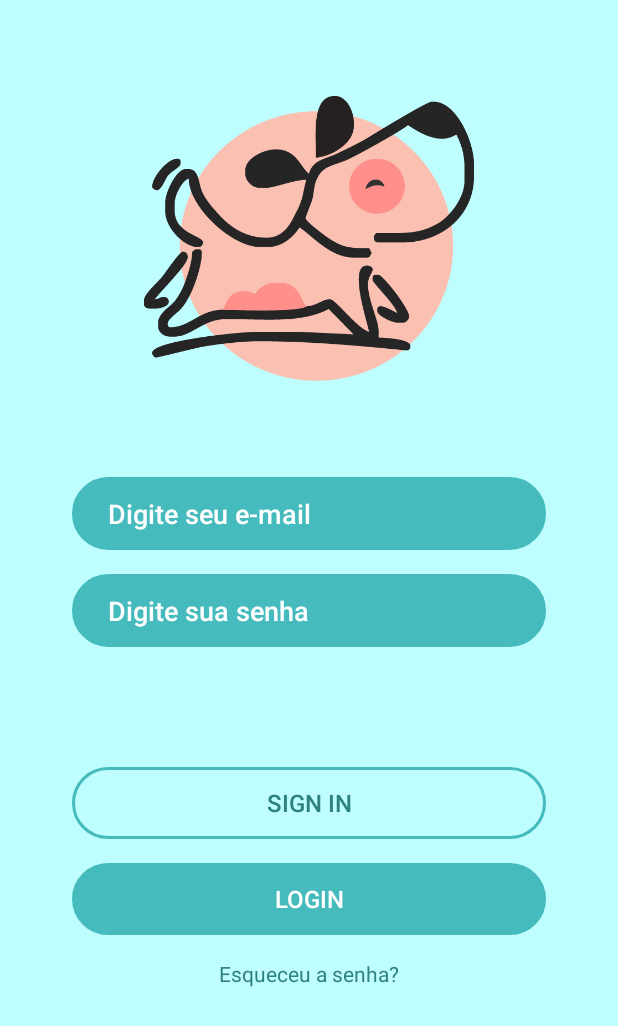
After one commit to AlessandrePorta/MeuAumigo, an Android app: the layout activity_login.xml on its own in the app's theme, with its tools: preview values and no code run, on a phone screen of 412 x 824 dp. The commit adds this screen. Shown: the top 1026 px of the screen. Run offline under Robolectric (Android 15) with nearby library versions, the phone set to English and light mode, and no system bars.

Commit message:
primeira view criada

```diff
--- a/app/src/main/AndroidManifest.xml
+++ b/app/src/main/AndroidManifest.xml
@@ -1,7 +1,7 @@
 <?xml version="1.0" encoding="utf-8"?>
 <manifest xmlns:android="http://schemas.android.com/apk/res/android"
     xmlns:tools="http://schemas.android.com/tools"
-    package="com.example.ondetemessefilme">
+    package="com.example.meuaumigo">
 
     <uses-permission android:name="android.permission.INTERNET" />
     <uses-permission android:name="android.permission.ACCESS_NETWORK_STATE" />
@@ -19,7 +19,6 @@
         <activity
             android:name=".MainActivity"
             android:exported="true"
-            android:label="@string/app_name"
             android:theme="@style/Theme.MeuAumigo">
             <intent-filter>
                 <action android:name="android.intent.action.MAIN" />
--- /dev/null
+++ b/app/src/main/res/drawable/circular_field.xml
@@ -0,0 +1,17 @@
+<?xml version="1.0" encoding="utf-8"?>
+<layer-list xmlns:android="http://schemas.android.com/apk/res/android">
+    <item>
+        <shape>android:shape="rectangle"
+            <stroke
+                android:color="@color/lightblue_200"
+                android:width="2dp"/>
+            <corners android:radius="25dp" />
+            <padding
+                android:bottom="0dp"
+                android:left="0dp"
+                android:right="0dp"
+                android:top="0dp" />
+        </shape>
+    </item>
+
+</layer-list>
--- /dev/null
+++ b/app/src/main/res/layout/activity_login.xml
@@ -0,0 +1,109 @@
+<?xml version="1.0" encoding="utf-8"?>
+<androidx.constraintlayout.widget.ConstraintLayout xmlns:android="http://schemas.android.com/apk/res/android"
+    android:layout_width="match_parent"
+    android:layout_height="match_parent"
+    xmlns:app="http://schemas.android.com/apk/res-auto"
+    android:background="@color/lightblue">
+
+    <ImageView
+        android:id="@+id/imgLogin"
+        android:layout_width="220dp"
+        android:layout_height="190dp"
+        android:layout_margin="64dp"
+        android:background="@drawable/ic_login"
+        app:layout_constraintEnd_toEndOf="parent"
+        app:layout_constraintStart_toStartOf="parent"
+        app:layout_constraintTop_toTopOf="parent"
+        />
+
+    <EditText
+        android:id="@+id/etLogin"
+        android:layout_width="match_parent"
+        android:layout_height="wrap_content"
+        android:layout_marginHorizontal="48dp"
+        android:layout_marginVertical="64dp"
+        android:hint="@string/emailHint"
+        android:textColorHint="@color/white"
+        android:textColor="@color/white"
+        android:padding="12dp"
+        android:paddingStart="24dp"
+        android:paddingEnd="24dp"
+        android:fontFamily="sans-serif-medium"
+        android:background="@drawable/circular_field"
+        android:backgroundTint="@color/lightblue_200"
+        app:layout_constraintEnd_toEndOf="parent"
+        app:layout_constraintStart_toStartOf="parent"
+        app:layout_constraintTop_toBottomOf="@id/imgLogin"
+        android:inputType="textEmailAddress"
+        />
+
+    <EditText
+        android:id="@+id/etPassword"
+        android:layout_width="match_parent"
+        android:layout_height="wrap_content"
+        android:layout_marginHorizontal="48dp"
+        android:layout_marginVertical="16dp"
+        android:textColor="@color/white"
+        android:padding="12dp"
+        android:paddingStart="24dp"
+        android:paddingEnd="24dp"
+        android:hint="@string/passwordHint"
+        android:textColorHint="@color/white"
+        android:fontFamily="sans-serif-medium"
+        android:background="@drawable/circular_field"
+        android:backgroundTint="@color/lightblue_200"
+        app:layout_constraintEnd_toEndOf="parent"
+        app:layout_constraintStart_toStartOf="parent"
+        app:layout_constraintTop_toBottomOf="@id/etLogin"
+        android:inputType="textPassword"
+        />
+
+    <Button
+        android:id="@+id/btnSignIn"
+        android:layout_width="match_parent"
+        android:layout_height="wrap_content"
+        android:layout_marginHorizontal="48dp"
+        android:layout_marginVertical="80dp"
+        android:background="@drawable/circular_field"
+        android:textColor="@color/lightblue_300"
+        android:text="@string/btnSignIn"
+        android:textSize="16sp"
+        android:fontFamily="sans-serif-medium"
+        app:layout_constraintStart_toStartOf="parent"
+        app:layout_constraintEnd_toEndOf="parent"
+        app:layout_constraintTop_toBottomOf="@id/etPassword"
+        />
+
+    <Button
+        android:id="@+id/btnLogIn"
+        android:layout_width="match_parent"
+        android:layout_height="wrap_content"
+        android:layout_marginHorizontal="48dp"
+        android:layout_marginVertical="16dp"
+        android:textSize="16sp"
+        android:background="@drawable/circular_field"
+        android:backgroundTint="@color/lightblue_200"
+        android:textColor="@color/white"
+        android:text="@string/btnLogIn"
+        app:layout_constraintStart_toStartOf="parent"
+        app:layout_constraintEnd_toEndOf="parent"
+        app:layout_constraintTop_toBottomOf="@id/btnSignIn"
+        />
+
+    <TextView
+        android:layout_width="match_parent"
+        android:layout_height="wrap_content"
+        android:layout_marginHorizontal="48dp"
+        android:layout_marginVertical="4dp"
+        android:padding="12dp"
+        android:text="@string/forgotPassword"
+        android:gravity="center"
+        android:fontFamily="sans-serif"
+        android:textColor="@color/lightblue_300"
+        android:background="@drawable/circular_field"
+        android:backgroundTint="@color/lightblue"
+        app:layout_constraintTop_toBottomOf="@id/btnLogIn"
+        />
+
+
+</androidx.constraintlayout.widget.ConstraintLayout>
--- a/app/src/main/res/values/colors.xml
+++ b/app/src/main/res/values/colors.xml
@@ -7,4 +7,8 @@
     <color name="teal_700">#FF018786</color>
     <color name="black">#FF000000</color>
     <color name="white">#FFFFFFFF</color>
+    <color name="salmon">#F3C7BC</color>
+    <color name="lightblue">#BEFEFF</color>
+    <color name="lightblue_200">#45BBBD</color>
+    <color name="lightblue_300">#2F8081</color>
 </resources>
--- a/app/src/main/res/values/strings.xml
+++ b/app/src/main/res/values/strings.xml
@@ -1,3 +1,12 @@
 <resources>
-    <string name="app_name">MeuAumigo</string>
+    <string name="app_name">Meu AuMigo</string>
+
+    <string name="btnSignIn">Sign in</string>
+    <string name="btnLogIn">LogIn</string>
+    <string name="forgotPassword">Esqueceu a senha?</string>
+
+    <string name="emailHint">Digite seu e-mail</string>
+    <string name="passwordHint">Digite sua senha</string>
+
+
 </resources>
--- a/app/src/main/res/values/themes.xml
+++ b/app/src/main/res/values/themes.xml
@@ -1,5 +1,4 @@
 <?xml version="1.0" encoding="utf-8"?>
 <resources>
-
-    <style name="Theme.MeuAumigo" parent="android:Theme.Material.Light.NoActionBar" />
+    <style name="Theme.MeuAumigo" parent="Theme.AppCompat.Light.NoActionBar" />
 </resources>
```
Also changed, not shown: app/build.gradle (+18 -0 lines), app/src/main/java/com/example/meuaumigo/MainActivity.kt (+13 -38 lines), app/src/main/java/com/example/meuaumigo/ui/theme/Color.kt (deleted, +0 -11 lines), app/src/main/java/com/example/meuaumigo/ui/theme/Theme.kt (deleted, +0 -70 lines), app/src/main/java/com/example/meuaumigo/ui/theme/Type.kt (deleted, +0 -34 lines), app/src/main/res/navigation/nav_graph.xml (added, +10 -0 lines), app/src/main/res/drawable-hdpi/ic_login.png (added), app/src/main/res/drawable-xhdpi/ic_login.png (added), app/src/main/res/drawable-xxhdpi/ic_login.png (added), app/src/main/res/drawable-xxxhdpi/ic_login.png (added), app/src/main/res/drawable/ic_login.png (added).
